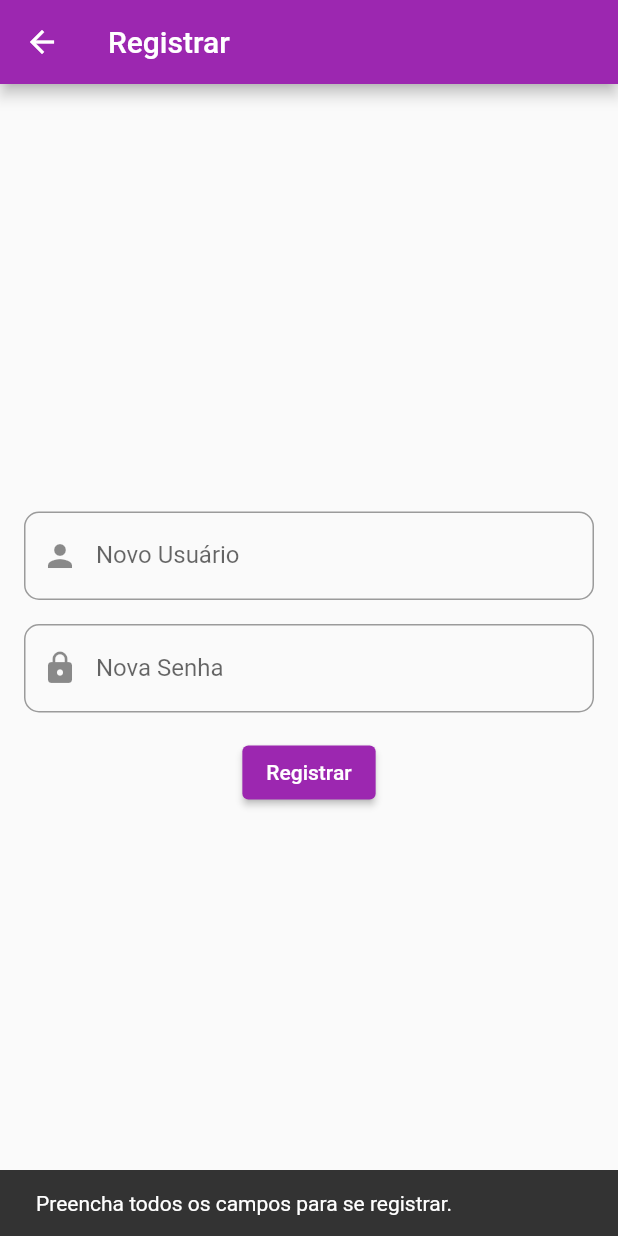
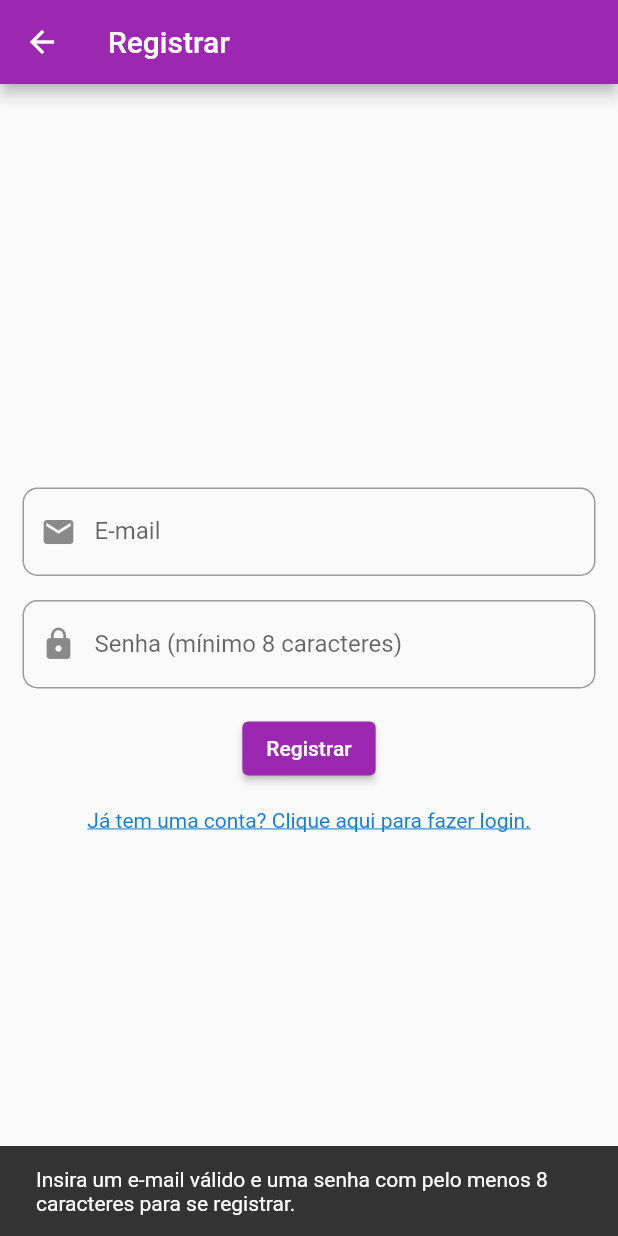
Before and after one commit to MarceloAG323/MusicSocial, a Flutter app: the RegisterScreenPage screen opened directly, after a tap on "Registrar", on a phone screen of 412 x 824 dp. Run offline on Flutter 3.47's test engine with Material 2 defaults, Android fonts, the phone set to English and light mode, and no system bars.

Commit message:
update 05 - 08/12/2023 - mizael

```diff
--- a/lib/home_layout.dart
+++ b/lib/home_layout.dart
@@ -95,7 +95,7 @@ class _HomeLayoutState extends State<HomeLayout> {
           crossAxisAlignment: CrossAxisAlignment.start,
           children: [
             Text(
-              'Seu Nome é $_userName',
+              '$_userName',
               style: TextStyle(
                 fontWeight: FontWeight.bold,
                 fontSize: 16.0,
--- a/lib/login_page.dart
+++ b/lib/login_page.dart
@@ -6,7 +6,10 @@ class LoginPage extends StatelessWidget {
   @override
   Widget build(BuildContext context) {
     return Scaffold(
-      appBar: AppBar(title: Text('MusicSocial')),
+      appBar: AppBar(
+        title: Text('MusicSocial'),
+        automaticallyImplyLeading: false, // Impede a exibição do botão de voltar
+      ),
       body: Center(
         child: Column(
           mainAxisAlignment: MainAxisAlignment.center,
@@ -50,6 +53,9 @@ class LoginPage extends StatelessWidget {
   }
 }
 
+// Restante do código sem alterações...
+
+
 class LoginScreenPage extends StatelessWidget {
   TextEditingController loginController = TextEditingController();
   TextEditingController passwordController = TextEditingController();
@@ -60,25 +66,25 @@ class LoginScreenPage extends StatelessWidget {
       appBar: AppBar(title: Text('Login')),
       body: Center(
         child: Padding(
-          padding: const EdgeInsets.all(16.0),
+          padding: const EdgeInsets.all(15.0),
           child: Column(
             mainAxisAlignment: MainAxisAlignment.center,
             children: [
               TextField(
                 controller: loginController,
                 decoration: InputDecoration(
-                  labelText: 'Usuário',
+                  labelText: 'E-mail',
                   border: OutlineInputBorder(
                     borderRadius: BorderRadius.circular(10.0),
                   ),
-                  prefixIcon: Icon(Icons.person),
+                  prefixIcon: Icon(Icons.email),
                 ),
               ),
               SizedBox(height: 16.0),
               TextField(
                 controller: passwordController,
                 decoration: InputDecoration(
-                  labelText: 'Senha',
+                  labelText: 'Senha (mínimo 8 caracteres)',
                   border: OutlineInputBorder(
                     borderRadius: BorderRadius.circular(10.0),
                   ),
@@ -89,23 +95,52 @@ class LoginScreenPage extends StatelessWidget {
               SizedBox(height: 16.0),
               ElevatedButton(
                 onPressed: () {
-                  if (loginController.text.isNotEmpty && passwordController.text.isNotEmpty) {
+                  if (isValidEmail(loginController.text) &&
+                      isPasswordValid(passwordController.text)) {
                     // Lógica de autenticação
                     Navigator.push(
                       context,
                       MaterialPageRoute(
-                        builder: (context) => HomeLayout(), // Alterado para PostScreen
+                        builder: (context) => HomeLayout(),
                       ),
                     );
                   } else {
                     ScaffoldMessenger.of(context).showSnackBar(
                       SnackBar(
-                        content: Text('Preencha todos os campos para fazer login.'),
+                        content: Text('Insira um e-mail válido e uma senha com pelo menos 8 caracteres.'),
                       ),
                     );
                   }
                 },
                 child: Text('Login'),
+              ),
+              SizedBox(height: 16.0),
+              GestureDetector(
+                onTap: () {
+                  // Navegar para a página de registro
+                  Navigator.push(
+                    context,
+                    MaterialPageRoute(
+                      builder: (context) => RegisterScreenPage(
+                        onRegisterPressed: () {
+                          Navigator.push(
+                            context,
+                            MaterialPageRoute(
+                              builder: (context) => LoginScreenPage(),
+                            ),
+                          );
+                        },
+                      ),
+                    ),
+                  );
+                },
+                child: Text(
+                  'Não tem uma conta? Clique aqui para se registrar.',
+                  style: TextStyle(
+                    color: const Color.fromARGB(255, 25, 125, 207),
+                    decoration: TextDecoration.underline,
+                  ),
+                ),
               ),
             ],
           ),
@@ -131,25 +166,25 @@ class RegisterScreenPage extends StatelessWidget {
       appBar: AppBar(title: Text('Registrar')),
       body: Center(
         child: Padding(
-          padding: const EdgeInsets.all(16.0),
+          padding: const EdgeInsets.all(15.0),
           child: Column(
             mainAxisAlignment: MainAxisAlignment.center,
             children: [
               TextField(
                 controller: registerUsernameController,
                 decoration: InputDecoration(
-                  labelText: 'Novo Usuário',
+                  labelText: 'E-mail',
                   border: OutlineInputBorder(
                     borderRadius: BorderRadius.circular(10.0),
                   ),
-                  prefixIcon: Icon(Icons.person),
+                  prefixIcon: Icon(Icons.email),
                 ),
               ),
               SizedBox(height: 16.0),
               TextField(
                 controller: registerPasswordController,
                 decoration: InputDecoration(
-                  labelText: 'Nova Senha',
+                  labelText: 'Senha (mínimo 8 caracteres)',
                   border: OutlineInputBorder(
                     borderRadius: BorderRadius.circular(10.0),
                   ),
@@ -160,21 +195,38 @@ class RegisterScreenPage extends StatelessWidget {
               SizedBox(height: 16.0),
               ElevatedButton(
                 onPressed: () {
-                  if (registerUsernameController.text.isNotEmpty &&
-                      registerPasswordController.text.isNotEmpty) {
-                    // Ambos os campos estão preenchidos, pode chamar a função onRegisterPressed
+                  if (isValidEmail(registerUsernameController.text) &&
+                      isPasswordValid(registerPasswordController.text)) {
                     onRegisterPressed();
                   } else {
-                    // Exibe uma mensagem no ScaffoldMessenger se um ou ambos os campos estiverem em branco
                     ScaffoldMessenger.of(context).showSnackBar(
                       SnackBar(
-                        content: Text('Preencha todos os campos para se registrar.'),
+                        content: Text('Insira um e-mail válido e uma senha com pelo menos 8 caracteres para se registrar.'),
                         duration: Duration(seconds: 2),
                       ),
                     );
                   }
                 },
                 child: Text('Registrar'),
+              ),
+              SizedBox(height: 16.0),
+              GestureDetector(
+                onTap: () {
+                  // Navegar para a página de login
+                  Navigator.push(
+                    context,
+                    MaterialPageRoute(
+                      builder: (context) => LoginScreenPage(),
+                    ),
+                  );
+                },
+                child: Text(
+                  'Já tem uma conta? Clique aqui para fazer login.',
+                  style: TextStyle(
+                    color: const Color.fromARGB(255, 25, 125, 207),
+                    decoration: TextDecoration.underline,
+                  ),
+                ),
               ),
             ],
           ),
@@ -184,7 +236,15 @@ class RegisterScreenPage extends StatelessWidget {
   }
 }
 
+bool isValidEmail(String email) {
+  // Verifica se o e-mail tem um formato válido
+  final emailRegex = RegExp(r'^[\w-]+(\.[\w-]+)*@([\w-]+\.)+[a-zA-Z]{2,7}$');
+  return emailRegex.hasMatch(email);
+}
 
+bool isPasswordValid(String password) {
+  return password.length >= 8;
+}
 
 void main() {
   runApp(MaterialApp(home: LoginPage()));
```
